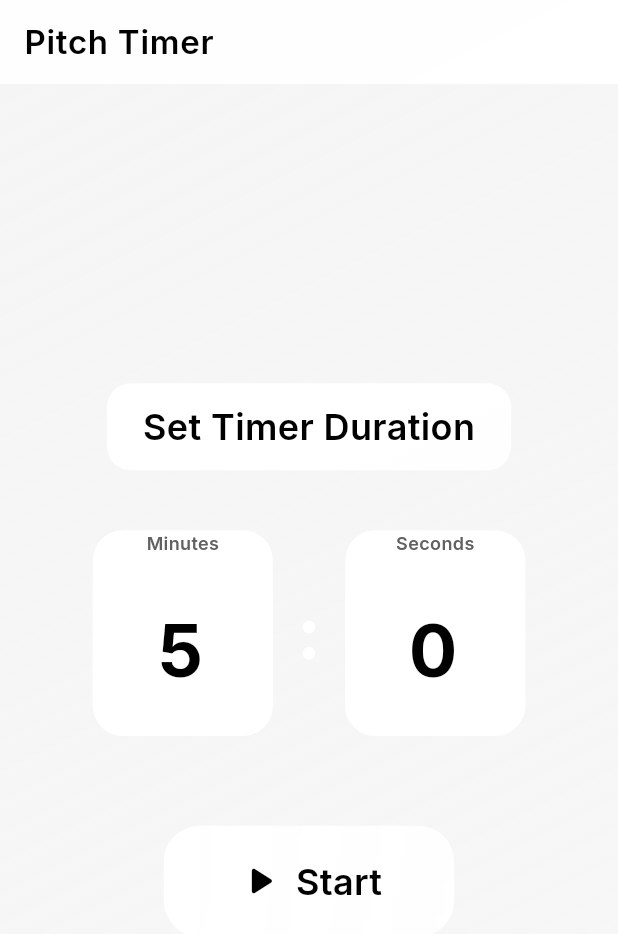
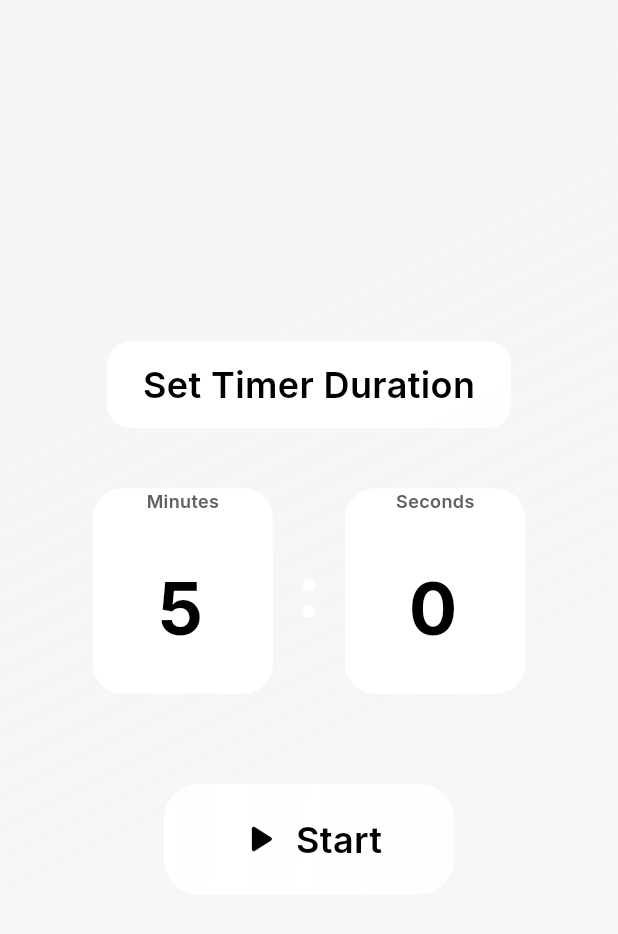
Before and after one commit to ooluseye16/pitch_timer, a Flutter app: the screen it shows after launch, on a phone screen of 412 x 824 dp. Shown: the top 934 px of the screen. Run offline on Flutter 3.47's test engine with Material 3 defaults, Android fonts, the light colour scheme and no system bars; our stand-ins replace google_fonts, wakelock_plus.

Commit message:
Remove app bar for cleaner fullscreen experience

```diff
--- a/lib/screens/timer_screen.dart
+++ b/lib/screens/timer_screen.dart
@@ -184,18 +184,18 @@ class _TimerScreenState extends State<TimerScreen>
       ),
       child: Scaffold(
         backgroundColor: Colors.transparent,
-        appBar: AppBar(
-          backgroundColor: Colors.white.withValues(alpha: 0.95),
-          elevation: 0,
-          title: const Text(
-            'Pitch Timer',
-            style: TextStyle(
-              color: Colors.black,
-              fontWeight: FontWeight.w600,
-              letterSpacing: 0.5,
-            ),
-          ),
-        ),
+        // appBar: AppBar(
+        //   backgroundColor: Colors.white.withValues(alpha: 0.95),
+        //   elevation: 0,
+        //   title: const Text(
+        //     'Pitch Timer',
+        //     style: TextStyle(
+        //       color: Colors.black,
+        //       fontWeight: FontWeight.w600,
+        //       letterSpacing: 0.5,
+        //     ),
+        //   ),
+        // ),
         body: SafeArea(
           child: Padding(
             padding: const EdgeInsets.all(24.0),
```
